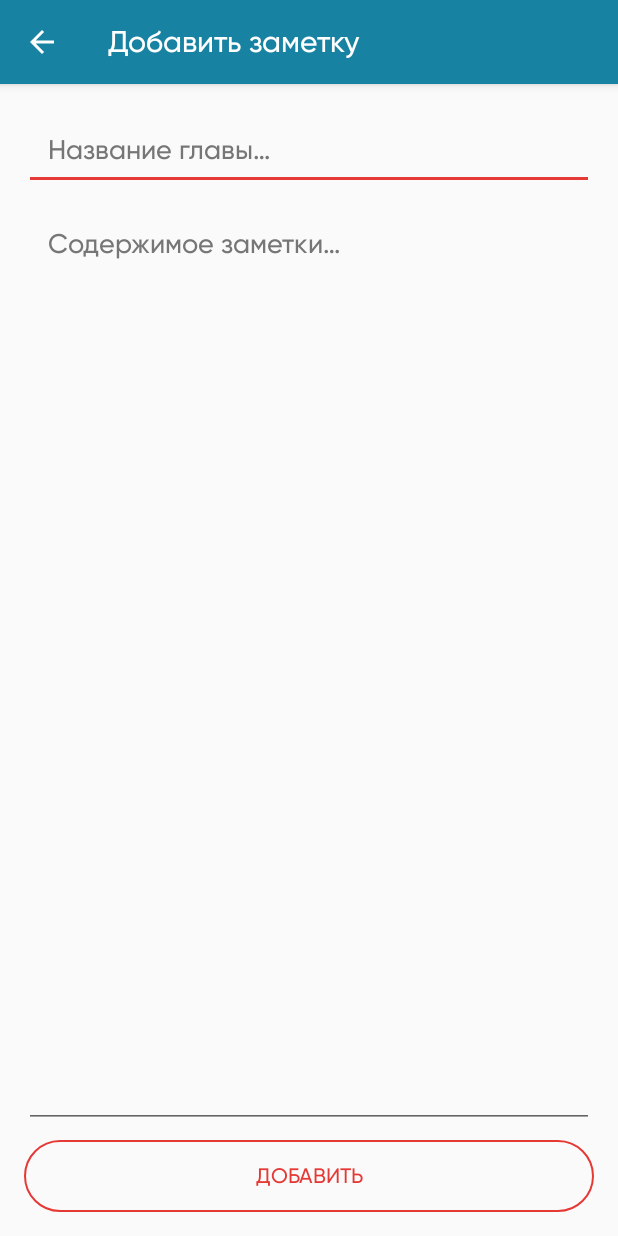
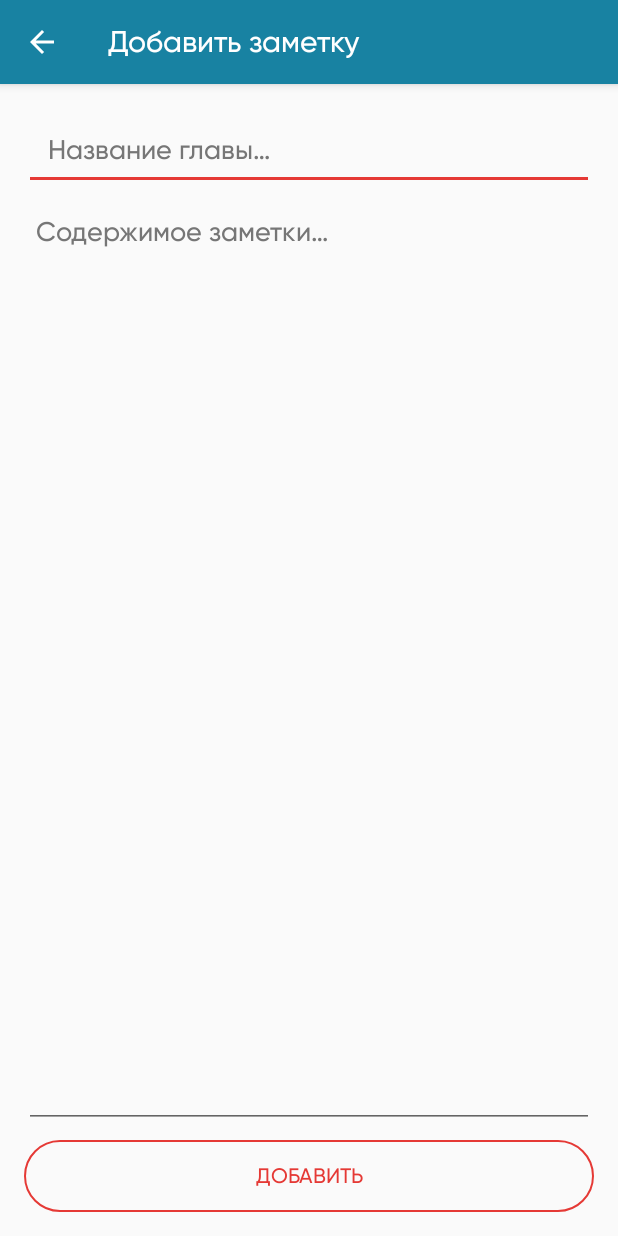
Before and after one commit to JMApps/Fundamentals, an Android app: the AddNoteActivity screen opened directly, with no data from a screen before it, on a phone screen of 412 x 824 dp. Run offline under Robolectric (Android 15) with nearby library versions, the phone set to English and light mode, and no system bars; our stand-ins replace Room's generated code, data binding.

Commit message:
Fixes edit texts

```diff
--- a/app/src/main/res/layout/activity_add_note.xml
+++ b/app/src/main/res/layout/activity_add_note.xml
@@ -50,7 +50,7 @@
             android:importantForAutofill="no"
             android:inputType="textCapSentences|textMultiLine"
             android:overScrollMode="ifContentScrolls"
-            android:padding="16dp"
+            android:padding="8dp"
             android:scrollbarThumbVertical="@drawable/scroll_thumb"
             android:scrollbars="vertical"
             android:textColor="@color/add_note_edit_text_request_color"
```
